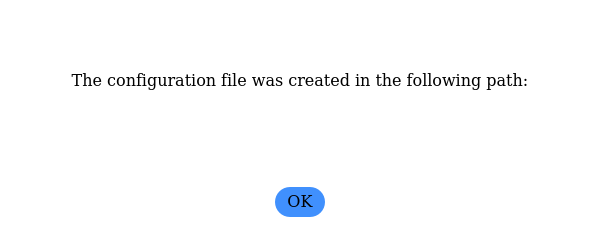
This is ui_dialog.ui in BiaPyX/BiaPy-GUI as Qt 5 draws it before an edit. The edited form follows.
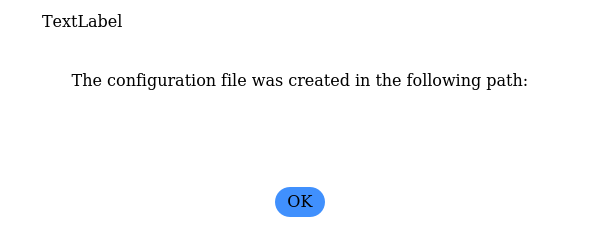
This is the edited form. Icons and pictures are not drawn.

Commit message: Add window frame information

The edit to the form file:
```diff
--- a/ui_dialog.ui
+++ b/ui_dialog.ui
@@ -129,6 +129,19 @@
            </property>
           </widget>
          </item>
+         <item>
+          <widget class="QLabel" name="window_des_label">
+           <property name="font">
+            <font>
+             <family>DejaVu Math TeX Gyre</family>
+             <pointsize>12</pointsize>
+            </font>
+           </property>
+           <property name="text">
+            <string>TextLabel</string>
+           </property>
+          </widget>
+         </item>
          <item>
           <widget class="QLabel" name="lab_heading">
            <property name="font">
```
The commit also changes 6 other files.
